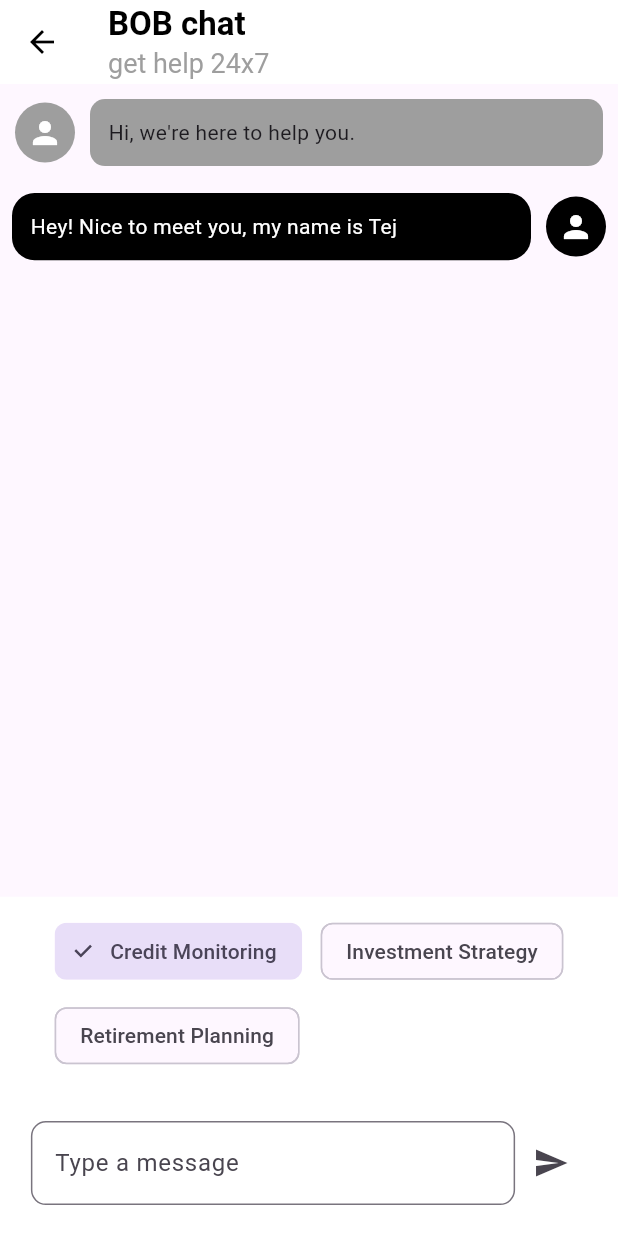
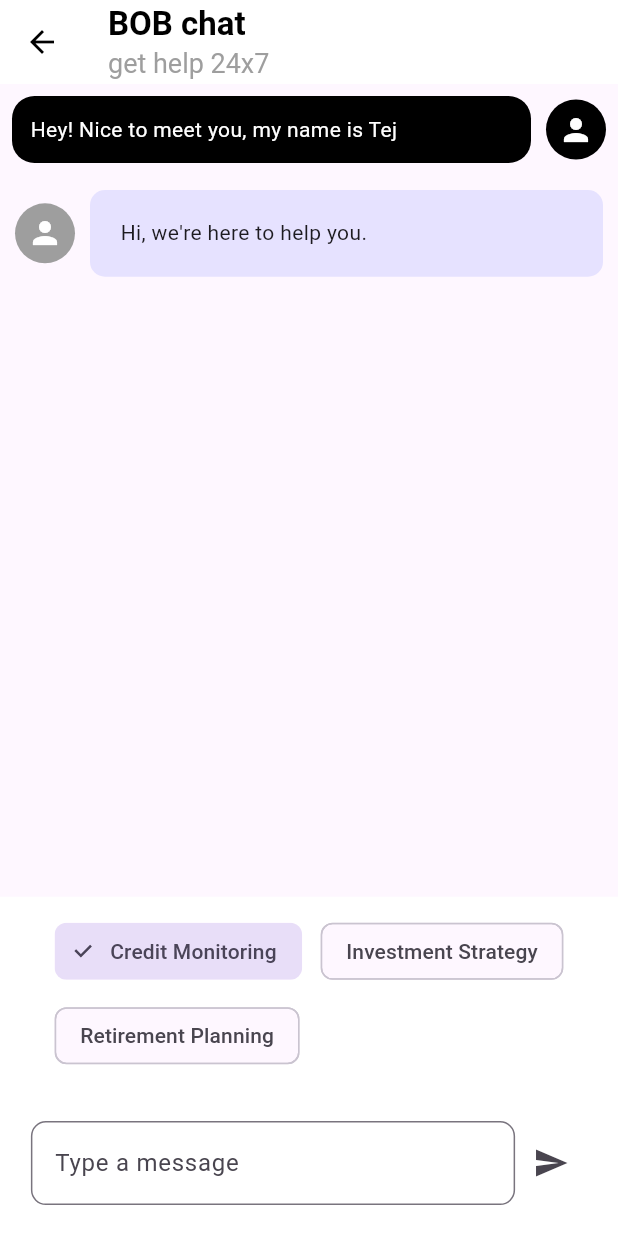
Before and after one commit to shubh865/Money-Mentor, a Flutter app: the ChatScreen screen opened directly, on a phone screen of 412 x 824 dp. Run offline on Flutter 3.47's test engine with Material 3 defaults, Android fonts, the phone set to English and light mode, and no system bars; drawn by our look-alikes of flutter_html; our stand-ins replace file_picker, fl_chart, flutter_svg, go_router, google_fonts; missing offline and left inert: size_config.

Commit message:
chatbot integrated

```diff
--- /dev/null
+++ b/app/lib/pages/Animated_text.dart
@@ -0,0 +1,53 @@
+import 'package:flutter/material.dart';
+import 'package:flutter_html/flutter_html.dart';
+
+class AnimatedText extends StatefulWidget {
+  final String text;
+  final Duration duration;
+
+  const AnimatedText({Key? key, required this.text, required this.duration})
+      : super(key: key);
+
+  @override
+  _AnimatedTextState createState() => _AnimatedTextState();
+}
+
+class _AnimatedTextState extends State<AnimatedText>
+    with SingleTickerProviderStateMixin {
+  late AnimationController _controller;
+  late Animation<int> _animation;
+
+  @override
+  void initState() {
+    super.initState();
+    // Adjust the duration here to make the animation faster
+    _controller = AnimationController(
+      duration: Duration(
+          milliseconds: widget.text.length * 20), // Adjust multiplier as needed
+      vsync: this,
+    );
+    _animation =
+        IntTween(begin: 0, end: widget.text.length).animate(_controller);
+    _controller.forward();
+  }
+
+  @override
+  void dispose() {
+    _controller.dispose();
+    super.dispose();
+  }
+
+  @override
+  Widget build(BuildContext context) {
+    return AnimatedBuilder(
+      animation: _controller,
+      builder: (context, child) {
+        String visibleText = widget.text.substring(0, _animation.value);
+        return Html(
+            data: visibleText.replaceAll('\n', '<br>').replaceAllMapped(
+                RegExp(r'\*\*(.*?)\*\*'),
+                (match) => '<b>${match.group(1)}</b>'));
+      },
+    );
+  }
+}
--- a/app/lib/pages/chat_screen.dart
+++ b/app/lib/pages/chat_screen.dart
@@ -1,5 +1,8 @@
 import 'package:bob_hacks/constants/sizeconfig.dart';
+import 'package:bob_hacks/core/theme/palette.dart';
+import 'package:bob_hacks/pages/Animated_text.dart';
 import 'package:flutter/material.dart';
+import 'package:flutter_html/flutter_html.dart';
 import 'package:http/http.dart' as http;
 import 'dart:convert';
 
@@ -8,28 +11,51 @@ class ChatScreen extends StatefulWidget {
   _ChatScreenState createState() => _ChatScreenState();
 }
 
-class _ChatScreenState extends State<ChatScreen> {
+class _ChatScreenState extends State<ChatScreen>
+    with SingleTickerProviderStateMixin {
   int selectedChipIndex = 0;
   final List<String> bobmessages = ["Hi, we're here to help you."];
   final List<String> usermessages = ["Hey! Nice to meet you, my name is Tej"];
   final TextEditingController _controller = TextEditingController();
+  bool isLoading = false;
+  late AnimationController _controllerDots;
+  late Animation<double> _animation;
 
-  void _sendMessage() async {
-    if (_controller.text.isNotEmpty) {
+  @override
+  void initState() {
+    super.initState();
+    _controllerDots = AnimationController(
+      duration: const Duration(milliseconds: 1000),
+      vsync: this,
+    )..repeat(reverse: true);
+    _animation =
+        CurvedAnimation(parent: _controllerDots, curve: Curves.easeInOut);
+  }
+
+  @override
+  void dispose() {
+    _controllerDots.dispose();
+    super.dispose();
+  }
+
+  void _sendMessage(String message) async {
+    if (message.isNotEmpty) {
       setState(() {
-        usermessages.add(_controller.text);
+        usermessages.add(message);
+        isLoading = true;
       });
-      String userMessage = _controller.text;
-      _controller.clear();
-      String bobResponse = await _getResponseFromApi(userMessage);
+
+      String bobResponse = await _getResponseFromApi(message);
       setState(() {
         bobmessages.add(bobResponse);
+        isLoading = false;
       });
     }
   }
 
   Future<String> _getResponseFromApi(String message) async {
-    final url = Uri.parse('http://your_api_endpoint');
+    try {
+      final url = Uri.parse('http://192.168.1.41:5000/chat');
       final response = await http.post(
         url,
         headers: {
@@ -43,17 +69,26 @@ class _ChatScreenState extends State<ChatScreen> {
 
       if (response.statusCode == 200) {
         final data = json.decode(response.body);
-      return data['response_message'];
+        String responseData = data['data'] ?? 'Failed to get response from API';
+        // Replace **text** with <b>text</b> and \n with <br>
+        responseData = responseData
+            .replaceAllMapped(
+                RegExp(r'\*\*(.*?)\*\*'), (match) => '<b>${match.group(1)}</b>')
+            .replaceAll('\n', '<br>');
+        return responseData;
       } else {
         return 'Failed to get response from API';
+      }
+    } catch (e) {
+      return 'Error: $e';
     }
   }
 
   void _onSelectedChip(int index, String chipText) {
     setState(() {
       selectedChipIndex = index;
-      usermessages.add(chipText);
     });
+    //_sendMessage(chipText);
   }
 
   Widget _buildBOBMessage(String message) {
@@ -62,7 +97,7 @@ class _ChatScreenState extends State<ChatScreen> {
       child: Row(
         children: [
           CircleAvatar(
-            backgroundColor: Colors.grey,
+            backgroundColor: Palette.grey,
             child: Icon(Icons.person, color: Colors.white),
           ),
           SizedBox(width: 10),
@@ -70,10 +105,14 @@ class _ChatScreenState extends State<ChatScreen> {
             child: Container(
               padding: EdgeInsets.all(SizeConfig.getPercentSize(3)),
               decoration: BoxDecoration(
-                color: Colors.grey,
+                color: Palette.lightGrey,
                 borderRadius: BorderRadius.circular(10),
               ),
-              child: Text(message),
+              child: AnimatedText(
+                text: message,
+                duration: Duration(
+                    seconds: message.length ~/ 10), // Adjust duration as needed
+              ),
             ),
           ),
         ],
@@ -107,6 +146,22 @@ class _ChatScreenState extends State<ChatScreen> {
     );
   }
 
+  Widget _buildLoadingIndicator() {
+    return Padding(
+      padding: const EdgeInsets.all(8.0),
+      child: Row(
+        mainAxisAlignment: MainAxisAlignment.center,
+        children: [
+          AnimatedDot(animation: _animation, index: 0),
+          SizedBox(width: 4),
+          AnimatedDot(animation: _animation, index: 1),
+          SizedBox(width: 4),
+          AnimatedDot(animation: _animation, index: 2),
+        ],
+      ),
+    );
+  }
+
   @override
   Widget build(BuildContext context) {
     return Scaffold(
@@ -114,8 +169,11 @@ class _ChatScreenState extends State<ChatScreen> {
         title: Column(
           crossAxisAlignment: CrossAxisAlignment.start,
           children: [
-            Text('BOB chat', style: TextStyle(color: Colors.black, fontWeight: FontWeight.bold)),
-            Text('get help 24x7', style: TextStyle(color: Colors.grey, fontSize: 18)),
+            Text('BOB chat',
+                style: TextStyle(
+                    color: Colors.black, fontWeight: FontWeight.bold)),
+            Text('get help 24x7',
+                style: TextStyle(color: Colors.grey, fontSize: 18)),
           ],
         ),
         backgroundColor: Colors.white,
@@ -130,13 +188,27 @@ class _ChatScreenState extends State<ChatScreen> {
         children: [
           Expanded(
             child: ListView.builder(
-              itemCount: bobmessages.length + usermessages.length,
+              itemCount: usermessages.length +
+                  bobmessages.length +
+                  (isLoading ? 1 : 0),
               itemBuilder: (context, index) {
-                if (index % 2 == 0) {
-                  return _buildBOBMessage(bobmessages[index ~/ 2]);
-                } else {
-                  return _buildUserMessage(usermessages[index ~/ 2]);
+                if (index < usermessages.length + bobmessages.length) {
+                  int userIndex = index ~/ 2;
+                  int bobIndex = index ~/ 2;
+
+                  if (index % 2 == 0 && userIndex < usermessages.length) {
+                    return _buildUserMessage(usermessages[userIndex]);
+                  } else if (index % 2 != 0 && bobIndex < bobmessages.length) {
+                    return _buildBOBMessage(bobmessages[bobIndex]);
                   }
+                }
+
+                if (isLoading &&
+                    index == usermessages.length + bobmessages.length) {
+                  return _buildLoadingIndicator();
+                }
+
+                return SizedBox.shrink();
               },
             ),
           ),
@@ -187,11 +259,16 @@ class _ChatScreenState extends State<ChatScreen> {
                               borderRadius: BorderRadius.circular(10),
                             ),
                           ),
+                          onSubmitted: (value) {
+                            _sendMessage(value);
+                          },
                         ),
                       ),
                       IconButton(
                         icon: Icon(Icons.send),
-                        onPressed: _sendMessage,
+                        onPressed: () {
+                          _sendMessage(_controller.text);
+                        },
                       ),
                     ],
                   ),
@@ -204,3 +281,31 @@ class _ChatScreenState extends State<ChatScreen> {
     );
   }
 }
+
+class AnimatedDot extends StatelessWidget {
+  final Animation<double> animation;
+  final int index;
+
+  const AnimatedDot({Key? key, required this.animation, required this.index})
+      : super(key: key);
+
+  @override
+  Widget build(BuildContext context) {
+    return AnimatedBuilder(
+      animation: animation,
+      builder: (context, child) {
+        return Opacity(
+          opacity: index == 0 ? animation.value : 1 - animation.value,
+          child: Container(
+            width: 8.0,
+            height: 8.0,
+            decoration: BoxDecoration(
+              color: Colors.grey,
+              shape: BoxShape.circle,
+            ),
+          ),
+        );
+      },
+    );
+  }
+}
--- a/app/pubspec.yaml
+++ b/app/pubspec.yaml
@@ -11,6 +11,7 @@ dependencies:
   fl_chart: ^0.68.0
   flutter:
     sdk: flutter
+  flutter_html: ^3.0.0-beta.2
   flutter_svg: ^2.0.10+1
   go_router: ^14.2.1
   google_fonts: ^6.2.1
```
Also changed, not shown: 2 other files. Lines whose indentation alone changed are shown as unchanged.
